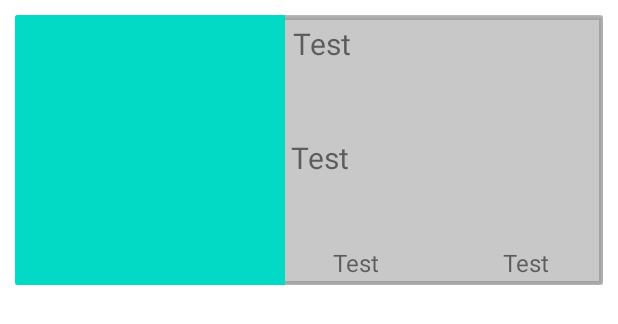
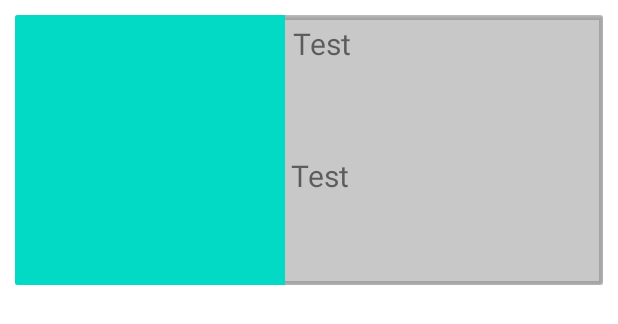
Before and after one commit to Kudr1x/BookCrossing3, an Android app: the layout recycle_vertical_item.xml on its own in the app's theme, with its tools: preview values and no code run, on a phone screen of 412 x 824 dp. Shown: the top 324 px of the screen. Run offline under Robolectric (Android 15) with nearby library versions, the phone set to English and light mode, and no system bars.

```diff
--- a/app/src/main/java/max51/com/vk/bookcrossing/Elements.java
+++ b/app/src/main/java/max51/com/vk/bookcrossing/Elements.java
@@ -47,6 +47,8 @@ public class Elements {
         this.id = id;
     }
 
+    public Elements(){}
+
     public Elements(String title, String author, String desk, String uri, String id) {
         this.title = title;
         this.author = author;
--- a/app/src/main/java/max51/com/vk/bookcrossing/ui/f2/VerticalAdapter.java
+++ b/app/src/main/java/max51/com/vk/bookcrossing/ui/f2/VerticalAdapter.java
@@ -7,6 +7,9 @@ import android.view.ViewGroup;
 import android.widget.BaseAdapter;
 import android.widget.ImageView;
 import android.widget.TextView;
+
+import com.squareup.picasso.Picasso;
+
 import java.util.List;
 
 import max51.com.vk.bookcrossing.Elements;
@@ -48,7 +51,7 @@ public class VerticalAdapter extends BaseAdapter {
         //img.setImageResource(element.get(position).image);
         title.setText(element.get(position).getTitle());
         author.setText(element.get(position).getAuthor());
-        //img.setImageURI(element.get(position).getUri());
+        Picasso.get().load(element.get(position).getUri()).fit().centerCrop().into(img);
 
         return view;
     }
--- a/app/src/main/res/layout/book_list.xml
+++ b/app/src/main/res/layout/book_list.xml
@@ -10,8 +10,7 @@
 
     <androidx.cardview.widget.CardView
         android:layout_width="match_parent"
-        android:layout_height="wrap_content"
-        app:cardCornerRadius="10dp">
+        android:layout_height="wrap_content">
         <LinearLayout
             android:layout_width="match_parent"
             android:layout_height="wrap_content"
--- a/app/src/main/res/layout/recycle_vertical_item.xml
+++ b/app/src/main/res/layout/recycle_vertical_item.xml
@@ -26,39 +26,16 @@
             </ImageView>
 
             <TextView
-                android:id="@+id/looks"
-                android:textSize="16sp"
-                android:layout_width="wrap_content"
-                android:layout_height="wrap_content"
-                android:layout_marginStart="32dp"
-                android:layout_marginBottom="4dp"
-                android:text="Test"
-                app:layout_constraintBottom_toBottomOf="parent"
-                app:layout_constraintStart_toEndOf="@+id/imageV">
-
-            </TextView>
-
-            <TextView
-                android:id="@+id/favorite"
-                android:layout_width="wrap_content"
-                android:layout_height="wrap_content"
-                android:layout_marginEnd="36dp"
-                android:layout_marginBottom="4dp"
-                android:textSize="16sp"
-                android:text="Test"
-                app:layout_constraintBottom_toBottomOf="parent"
-                app:layout_constraintEnd_toEndOf="parent">
-            </TextView>
-
-            <TextView
                 android:id="@+id/name"
-                android:layout_width="wrap_content"
-                android:layout_height="60dp"
+                android:layout_width="190dp"
+                android:layout_height="52dp"
                 android:layout_margin="5dp"
                 android:layout_marginStart="12dp"
                 android:layout_marginTop="16dp"
                 android:text="Test"
                 android:textSize="20sp"
+                app:layout_constraintEnd_toEndOf="parent"
+                app:layout_constraintHorizontal_bias="0.006"
                 app:layout_constraintStart_toEndOf="@+id/imageV"
                 app:layout_constraintTop_toTopOf="parent">
 
@@ -66,10 +43,10 @@
 
             <TextView
                 android:id="@+id/name2"
-                android:layout_width="wrap_content"
-                android:layout_height="60dp"
+                android:layout_width="190dp"
+                android:layout_height="62dp"
                 android:layout_marginStart="4dp"
-                android:layout_marginTop="16dp"
+                android:layout_marginTop="36dp"
                 android:text="Test"
                 android:textSize="20sp"
                 app:layout_constraintStart_toEndOf="@+id/imageV"
```
Also changed, not shown: app/src/main/java/max51/com/vk/bookcrossing/load/Load4.java (+10 -4 lines), app/src/main/java/max51/com/vk/bookcrossing/ui/f1/Fragment1.java (+6 -6 lines), app/src/main/java/max51/com/vk/bookcrossing/ui/f2/Fragment2.java (+37 -12 lines).
